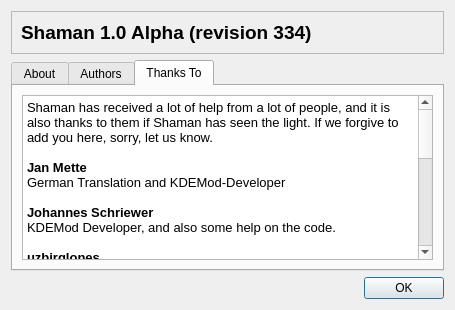
drf/shaman1, file trunk/ui/aboutDialog.ui: the form before one commit.
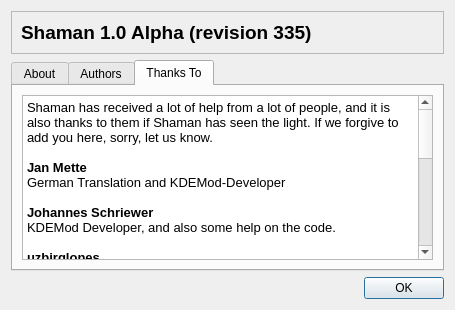
The form after the commit. The open tabs and pages were chosen to show the change. Icons and pictures are not drawn.

Patch:
```diff
--- a/trunk/ui/aboutDialog.ui
+++ b/trunk/ui/aboutDialog.ui
@@ -28,7 +28,7 @@
          <string>&lt;html>&lt;head>&lt;meta name="qrichtext" content="1" />&lt;style type="text/css">
 p, li { white-space: pre-wrap; }
 &lt;/style>&lt;/head>&lt;body style=" font-family:'Liberation Sans'; font-size:9pt; font-weight:400; font-style:normal;">
-&lt;p style=" margin-top:0px; margin-bottom:0px; margin-left:0px; margin-right:0px; -qt-block-indent:0; text-indent:0px; font-size:10pt;">&lt;span style=" font-size:14pt; font-weight:600;">Shaman 1.0 Alpha (revision 334)&lt;/span>&lt;/p>&lt;/body>&lt;/html></string>
+&lt;p style=" margin-top:0px; margin-bottom:0px; margin-left:0px; margin-right:0px; -qt-block-indent:0; text-indent:0px; font-size:10pt;">&lt;span style=" font-size:14pt; font-weight:600;">Shaman 1.0 Alpha (revision 335)&lt;/span>&lt;/p>&lt;/body>&lt;/html></string>
         </property>
        </widget>
       </item>
```
Left out of the diff: 2 changed lines with no effect on the pictures.
